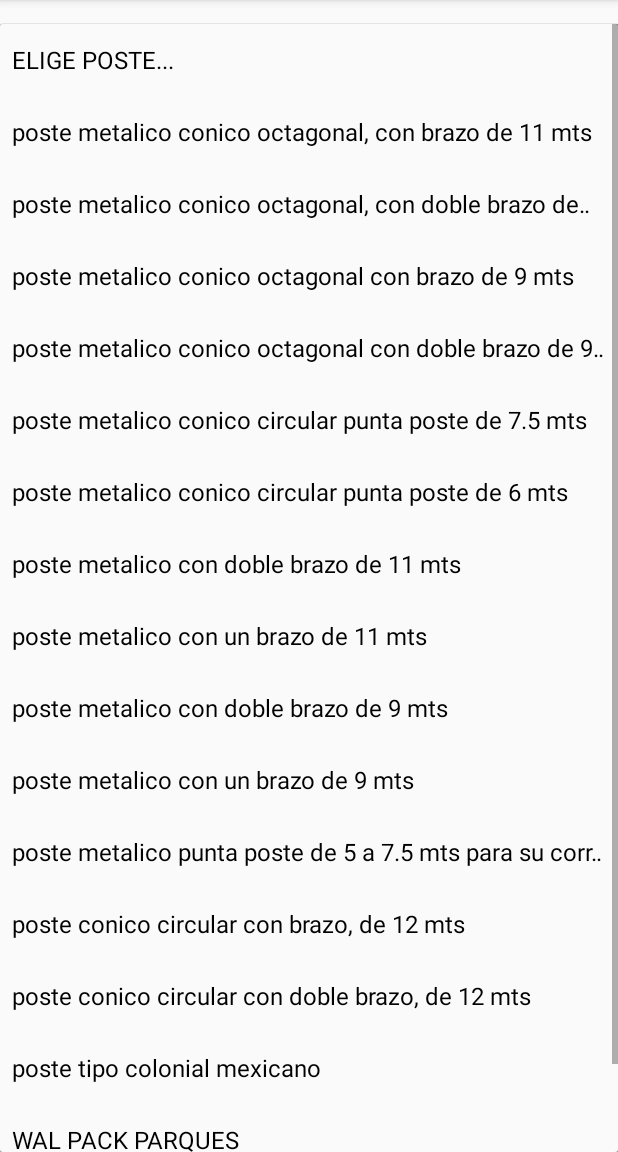
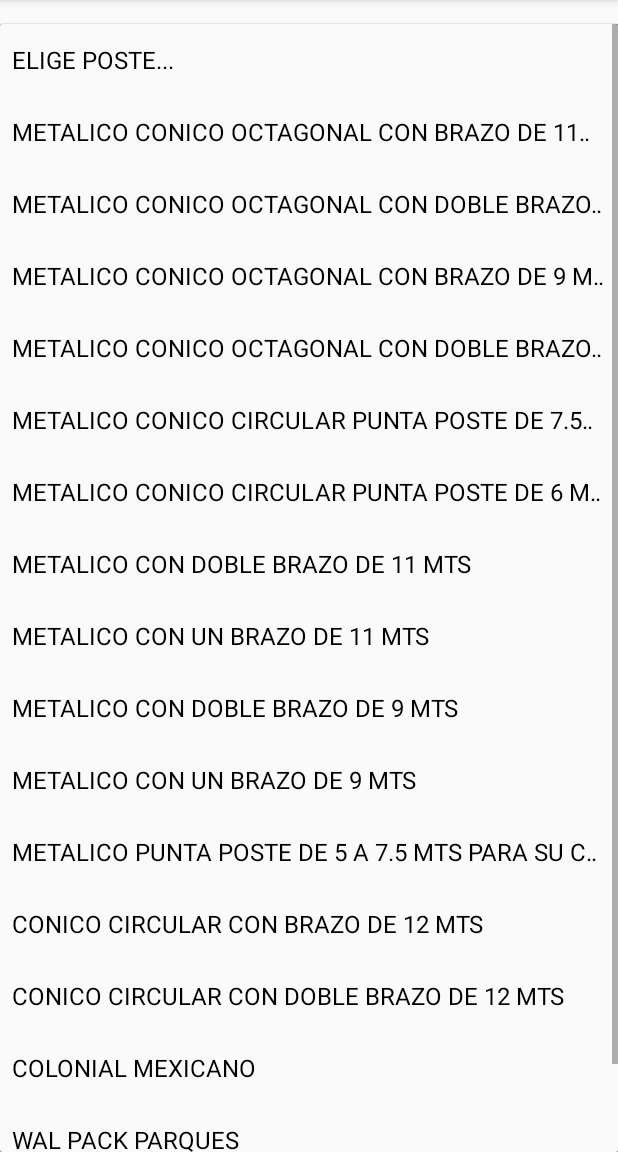
Before and after one commit to eduardorascon/Luminarias, an Android app: the screen it shows after launch (MainActivity), after a tap on "ELIGE POSTE...", on a phone screen of 412 x 824 dp, the part 84-1236 px from its top. Run offline under Robolectric (Android 15) with nearby library versions, the phone set to English and light mode, and no system bars.

Commit message:
Text changes.

```diff
--- a/app/src/main/res/values/tipo_poste.xml
+++ b/app/src/main/res/values/tipo_poste.xml
@@ -2,20 +2,20 @@
 <resources>
     <string-array name="tipo_poste_array">
         <item>ELIGE POSTE...</item>
-        <item>poste metalico  conico octagonal, con brazo de 11 mts</item>
-        <item>poste metalico conico octagonal, con doble brazo de 11 mts</item>
-        <item>poste metalico conico octagonal con brazo de 9 mts</item>
-        <item>poste metalico conico octagonal con doble brazo de 9 mts</item>
-        <item>poste metalico conico circular punta poste de 7.5 mts</item>
-        <item>poste metalico conico circular punta poste de 6 mts</item>
-        <item>poste metalico con doble brazo de 11 mts</item>
-        <item>poste metalico con un  brazo de 11 mts</item>
-        <item>poste metalico con doble brazo de 9 mts</item>
-        <item>poste metalico con un  brazo de 9 mts</item>
-        <item>poste metalico punta poste de 5 a 7.5 mts para su correcta instalacion</item>
-        <item>poste conico circular con brazo, de 12 mts</item>
-        <item>poste conico circular con doble brazo, de 12 mts</item>
-        <item>poste tipo colonial mexicano</item>
+        <item>METALICO CONICO OCTAGONAL CON BRAZO DE 11 MTS</item>
+        <item>METALICO CONICO OCTAGONAL CON DOBLE BRAZO DE 11 MTS</item>
+        <item>METALICO CONICO OCTAGONAL CON BRAZO DE 9 MTS</item>
+        <item>METALICO CONICO OCTAGONAL CON DOBLE BRAZO DE 9 MTS</item>
+        <item>METALICO CONICO CIRCULAR PUNTA POSTE DE 7.5 MTS</item>
+        <item>METALICO CONICO CIRCULAR PUNTA POSTE DE 6 MTS</item>
+        <item>METALICO CON DOBLE BRAZO DE 11 MTS</item>
+        <item>METALICO CON UN  BRAZO DE 11 MTS</item>
+        <item>METALICO CON DOBLE BRAZO DE 9 MTS</item>
+        <item>METALICO CON UN  BRAZO DE 9 MTS</item>
+        <item>METALICO PUNTA POSTE DE 5 A 7.5 MTS PARA SU CORRECTA INSTALACION</item>
+        <item>CONICO CIRCULAR CON BRAZO DE 12 MTS</item>
+        <item>CONICO CIRCULAR CON DOBLE BRAZO DE 12 MTS</item>
+        <item>COLONIAL MEXICANO</item>
         <item>WAL PACK PARQUES</item>
         <item>WAL PACK PUENTES</item>
     </string-array>
```
